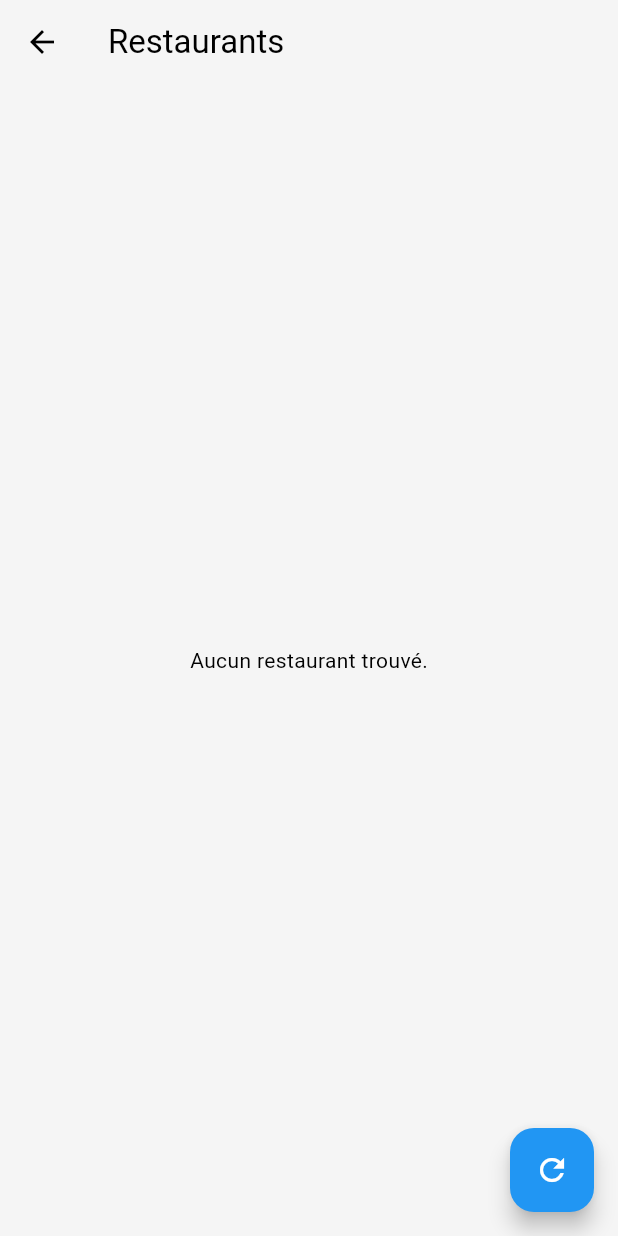
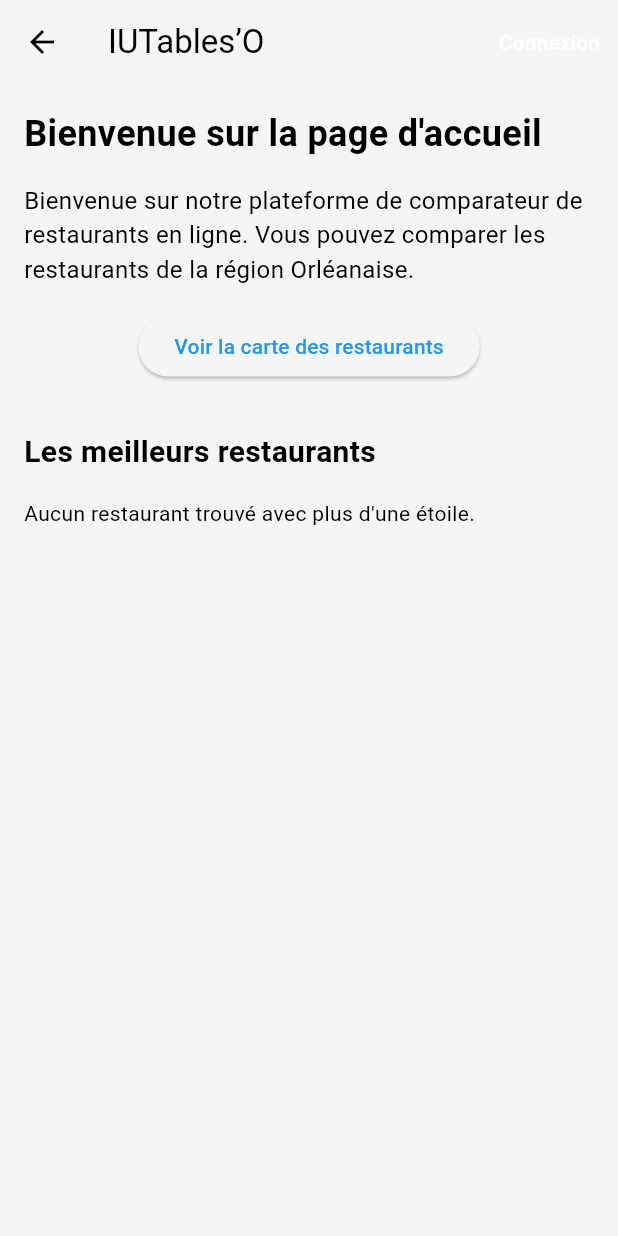
Before and after one commit to JeanMarcJorite/iuto_mobile, a Flutter app: the MyHomePage screen opened directly, on a phone screen of 412 x 824 dp. Run offline on Flutter 3.47's test engine with Material 3 defaults, Android fonts, the phone set to English and light mode, and no system bars; our stand-ins replace go_router, image_picker, shared_preferences, supabase_flutter; missing offline and left inert: bcrypt; accounts and stored records are empty.

Commit message:
tentative page accueil

```diff
--- a/lib/pages/home_page.dart
+++ b/lib/pages/home_page.dart
@@ -1,30 +1,10 @@
 import 'package:flutter/material.dart';
-import 'package:iuto_mobile/providers/favoris_provider.dart';
-import 'package:iuto_mobile/widgets/restaurant_card.dart';
 import 'package:provider/provider.dart';
 import 'package:iuto_mobile/providers/restaurant_provider.dart';
+import 'package:iuto_mobile/widgets/restaurant_card.dart';
 
-//Description : Affiche une liste de restaurants recommandés en fonction des préférences de l'utilisateur.
-//Afficher les restaurants correspondant aux types de cuisine préférés.
-//Mettre en avant les restaurants les mieux notés ou les plus proches.
-//Inclure une section "Tendances" ou "Nouveaux restaurants".
-
-class MyHomePage extends StatefulWidget {
+class MyHomePage extends StatelessWidget {
   const MyHomePage({super.key});
-
-  @override
-  State<MyHomePage> createState() => _MyHomePageState();
-}
-
-class _MyHomePageState extends State<MyHomePage> {
-  @override
-  void initState() {
-    super.initState();
-    WidgetsBinding.instance.addPostFrameCallback((_) {
-      Provider.of<RestaurantProvider>(context, listen: false).loadRestaurants();
-      Provider.of<FavorisProvider>(context, listen: false).loadAllFavoris();
-    });
-  }
 
   @override
   Widget build(BuildContext context) {
@@ -32,38 +12,68 @@ class _MyHomePageState extends State<MyHomePage> {
 
     return Scaffold(
       appBar: AppBar(
-        title: const Text('Restaurants'),
+        title: const Text('IUTables’O'),
+        actions: [
+          TextButton(
+            onPressed: () {
+              Navigator.pushNamed(context, '/login');
+            },
+            child: const Text(
+              'Connexion',
+              style: TextStyle(color: Colors.white),
             ),
-      body: restaurantProvider.isLoading
+          ),
+        ],
+      ),
+      body: SingleChildScrollView(
+        child: Padding(
+          padding: const EdgeInsets.all(16.0),
+          child: Column(
+            crossAxisAlignment: CrossAxisAlignment.start,
+            children: [
+              const Text(
+                'Bienvenue sur la page d\'accueil',
+                style: TextStyle(fontSize: 24, fontWeight: FontWeight.bold),
+              ),
+              const SizedBox(height: 16),
+              const Text(
+                'Bienvenue sur notre plateforme de comparateur de restaurants en ligne. Vous pouvez comparer les restaurants de la région Orléanaise.',
+                style: TextStyle(fontSize: 16),
+              ),
+              const SizedBox(height: 16),
+              Center(
+                child: ElevatedButton(
+                  onPressed: () {
+                    Navigator.pushNamed(context, '/map');
+                  },
+                  child: const Text('Voir la carte des restaurants'),
+                ),
+              ),
+              const SizedBox(height: 32),
+              const Text(
+                'Les meilleurs restaurants',
+                style: TextStyle(fontSize: 20, fontWeight: FontWeight.bold),
+              ),
+              const SizedBox(height: 16),
+              restaurantProvider.isLoading
                   ? const Center(child: CircularProgressIndicator())
-          : restaurantProvider.error != null
-              ? Center(child: Text('Erreur : ${restaurantProvider.error}'))
                   : restaurantProvider.restaurants.isEmpty
-                  ? const Center(child: Text('Aucun restaurant trouvé.'))
-                  : GridView.builder(
-                      padding: const EdgeInsets.all(8),
-                      gridDelegate:
-                          const SliverGridDelegateWithFixedCrossAxisCount(
-                        crossAxisCount: 2,
-                        childAspectRatio: 0.8,
-                        crossAxisSpacing: 8,
-                        mainAxisSpacing: 8,
-                      ),
+                      ? const Text('Aucun restaurant trouvé avec plus d\'une étoile.')
+                      : ListView.builder(
+                          shrinkWrap: true,
+                          physics: const NeverScrollableScrollPhysics(),
                           itemCount: restaurantProvider.restaurants.length,
                           itemBuilder: (context, index) {
-                        final restaurant =
-                            restaurantProvider.restaurants[index];
+                            final restaurant = restaurantProvider.restaurants[index];
+                            if (restaurant.stars != null && restaurant.stars! > 1) {
                               return RestaurantCard(restaurant: restaurant);
+                            }
+                            return const SizedBox.shrink();
                           },
                         ),
-      floatingActionButton: FloatingActionButton(
-        onPressed: () {
-          restaurantProvider.loadRestaurants();
-          ScaffoldMessenger.of(context).showSnackBar(
-            const SnackBar(content: Text('Restaurants rechargés')),
-          );
-        },
-        child: const Icon(Icons.refresh),
+            ],
+          ),
+        ),
       ),
     );
   }
```
Also changed, not shown: lib/pages/restaurants_page.dart (+6 -25 lines). Lines whose indentation alone changed are shown as unchanged.
